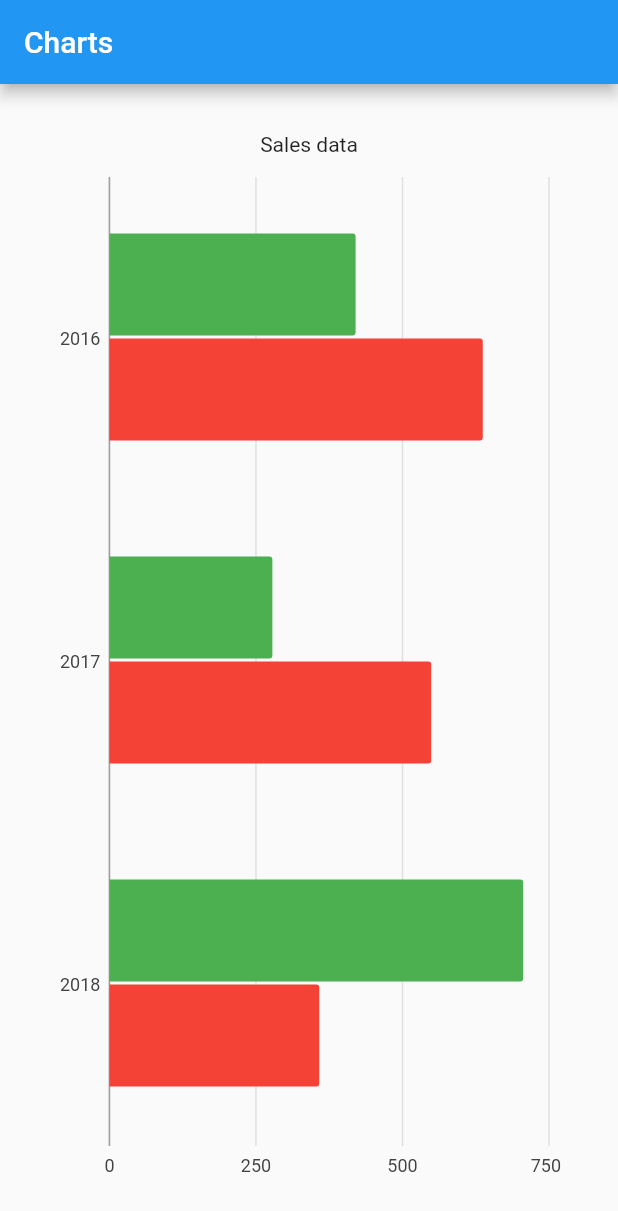
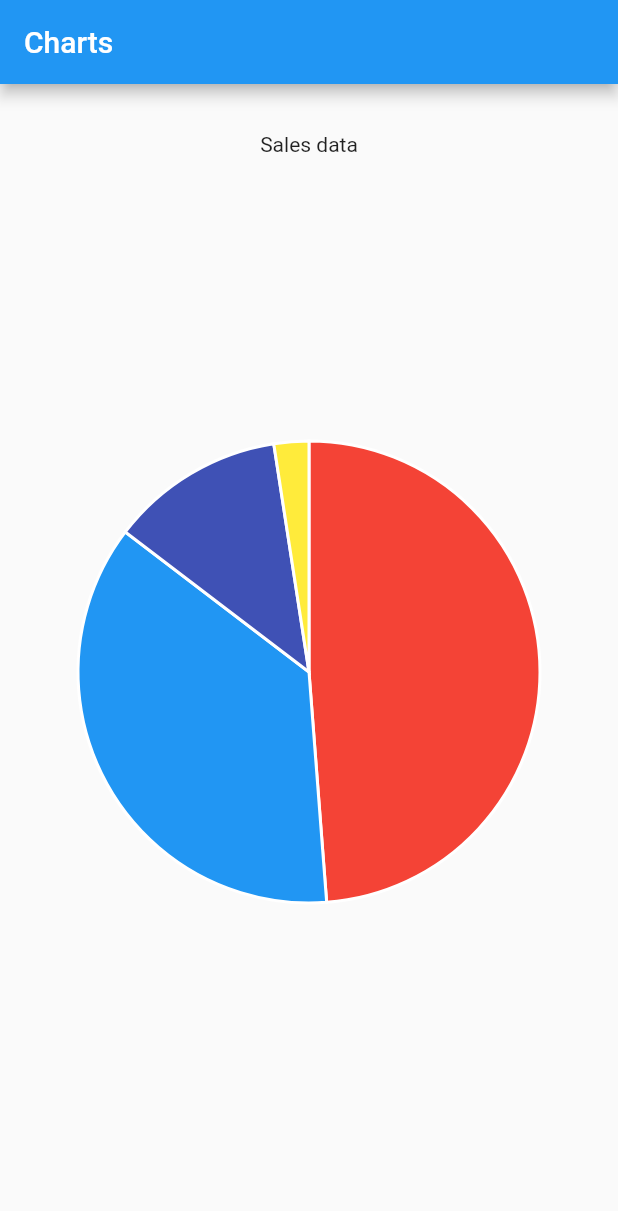
Before and after one commit to codewithiulian/flutter-intermediate, a Flutter app: the screen it shows after launch, on a phone screen of 412 x 824 dp. Shown: the top 1211 px of the screen. Run offline on Flutter 3.47's test engine with Material 2 defaults, Android fonts, the phone set to English and light mode, and no system bars; our stand-ins replace charts_flutter.

Commit message:
14. Animated Pie Charts

```diff
--- a/lib/main.dart
+++ b/lib/main.dart
@@ -14,48 +14,34 @@ class MyApp extends StatefulWidget {
 }
 
 class Sales {
-  String year;
+  int year;
   int sales;
+  charts.Color color;
 
-  Sales(this.year, this.sales);
+  Sales(this.year, this.sales, this.color);
 }
 
 class _State extends State<MyApp> {
 
-  List<Sales> laptops;
-  List<Sales> desktops;
-  List<charts.Series<Sales, String>> chartdata;
+  List<Sales> data;
+  List<charts.Series<Sales, int>> chartdata;
 
   void makeData() {
-    laptops = new List<Sales>();
-    desktops = new List<Sales>();
-    chartdata = new List<charts.Series<Sales, String>>();
-
-    final rdm = new Random();
-    for(int i = 2016; i < 2019; i++) {
-      laptops.add(new Sales(i.toString(), rdm.nextInt(1000)));
-      desktops.add(new Sales(i.toString(), rdm.nextInt(1000)));
-    }
+    chartdata = new List<charts.Series<Sales, int>>();
+    data = <Sales>[
+      new Sales(0, 100, charts.MaterialPalette.red.shadeDefault),
+      new Sales(1, 75, charts.MaterialPalette.blue.shadeDefault),
+      new Sales(2, 25, charts.MaterialPalette.indigo.shadeDefault),
+      new Sales(3, 5, charts.MaterialPalette.yellow.shadeDefault),
+    ];
 
     chartdata.add(new charts.Series(
       id: 'Sales',
-      data: laptops,
+      data: data,
+      colorFn: (Sales sales, _) => sales.color,
       domainFn: (Sales sales, _) => sales.year,
-      measureFn: (Sales sales, _) => sales.sales,
-      displayName: 'Sales',
-      colorFn: (_,__) => charts.MaterialPalette.green.shadeDefault,
-    )
-    );
-
-    chartdata.add(new charts.Series(
-      id: 'Sales',
-      data: desktops,
-      domainFn: (Sales sales, _) => sales.year,
-      measureFn: (Sales sales, _) => sales.sales,
-      displayName: 'Sales',
-      colorFn: (_,__) => charts.MaterialPalette.red.shadeDefault,
-    )
-    );
+      measureFn: (Sales sales, _) => sales.sales
+    ));
   }
 
   @override
@@ -75,8 +61,11 @@ class _State extends State<MyApp> {
           child: new Column(
             children: <Widget>[
               new Text('Sales data'),
-              new Expanded(
-                child: new charts.BarChart(chartdata, vertical: false,))
+              new Expanded(child: new charts.PieChart(
+                chartdata,
+                animate: true,
+                animationDuration: new Duration(milliseconds: 500),
+              ))
             ]
           ),
         ),
```
